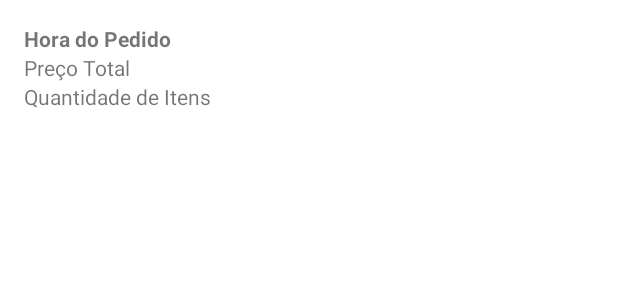
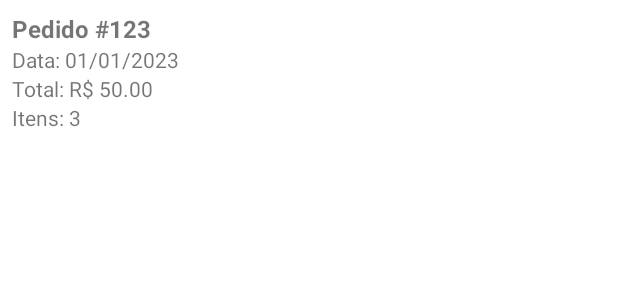
Before and after one commit to juliaretore/CoffeeShop, an Android app: the layout item_order.xml on its own in the app's theme, with its tools: preview values and no code run, on a phone screen of 412 x 824 dp. Shown: the top 300 px of the screen. Run offline under Robolectric (Android 15) with nearby library versions, the phone set to English and light mode, and no system bars.

Commit message:
order funcionando
basico funcionado mas ainda precisa de melhorias

```diff
--- a/app/src/main/java/com/example/coffeeshop/data/LoginDataSource.java
+++ b/app/src/main/java/com/example/coffeeshop/data/LoginDataSource.java
@@ -58,6 +58,7 @@ public class LoginDataSource {
                         System.out.println("Email: " + user.getEmail());
                         System.out.println("Address: " + user.getAddress());
                         System.out.println("Phone: " + user.getPhone());
+                        System.out.println("Orders: " + user.getOrders());
 
                         LoggedInUser loggedInUser = new LoggedInUser(
                                 user.getId(),
@@ -65,7 +66,8 @@ public class LoginDataSource {
                                 user.getUsername(),
                                 user.getEmail(),
                                 user.getAddress(),
-                                user.getPhone()
+                                user.getPhone(),
+                                user.getOrders()
                         );
                         System.out.println("LoginDataSource: Login bem-sucedido para " + loggedInUser.getName());
                         callback.onSuccess(new Result.Success<>(loggedInUser));
--- a/app/src/main/java/com/example/coffeeshop/ui/login/LoginActivity.java
+++ b/app/src/main/java/com/example/coffeeshop/ui/login/LoginActivity.java
@@ -137,6 +137,10 @@ public class LoginActivity extends AppCompatActivity {
         intent.putExtra("USER_PHONE", model.getPhone());
         intent.putExtra("USER_ADDRESS", model.getAddress());
 
+        // Se os pedidos estiverem disponíveis, adicioná-los ao Intent
+        if (model.getOrders() != null) {
+            intent.putExtra("USER_ORDERS", (java.io.Serializable) model.getOrders());
+        }
         // Logs para depuração
         System.out.println("LoginActivity: Dados enviados para MainActivity:");
         System.out.println("USER_ID: " + model.getId());
--- a/app/src/main/java/com/example/coffeeshop/ui/login/LoginViewModel.java
+++ b/app/src/main/java/com/example/coffeeshop/ui/login/LoginViewModel.java
@@ -57,7 +57,8 @@ public class LoginViewModel extends ViewModel {
                                 data.getUsername(),
                                 data.getEmail(),
                                 data.getAddress(),
-                                data.getPhone()
+                                data.getPhone(),
+                                data.getOrders()
                         )
                 ));
             }
--- a/app/src/main/res/layout/item_order.xml
+++ b/app/src/main/res/layout/item_order.xml
@@ -4,24 +4,34 @@
     android:layout_width="match_parent"
     android:layout_height="wrap_content"
     android:orientation="vertical"
-    android:padding="16dp">
+    android:padding="8dp">
 
     <TextView
-        android:id="@+id/textViewOrderTime"
+        android:id="@+id/textViewOrderId"
         android:layout_width="wrap_content"
         android:layout_height="wrap_content"
-        android:text="Hora do Pedido"
-        android:textStyle="bold" />
+        android:text="Pedido #123"
+        android:textStyle="bold"
+        android:textSize="16sp" />
 
     <TextView
-        android:id="@+id/textViewTotalPrice"
+        android:id="@+id/textViewOrderDate"
         android:layout_width="wrap_content"
         android:layout_height="wrap_content"
-        android:text="Preço Total" />
+        android:text="Data: 01/01/2023"
+        android:textSize="14sp" />
+
+    <TextView
+        android:id="@+id/textViewOrderTotal"
+        android:layout_width="wrap_content"
+        android:layout_height="wrap_content"
+        android:text="Total: R$ 50.00"
+        android:textSize="14sp" />
 
     <TextView
         android:id="@+id/textViewItemCount"
         android:layout_width="wrap_content"
         android:layout_height="wrap_content"
-        android:text="Quantidade de Itens" />
+        android:text="Itens: 3"
+        android:textSize="14sp" />
 </LinearLayout>
```
Also changed, not shown: app/src/main/java/com/example/coffeeshop/MainActivity.java (+14 -1 lines), app/src/main/java/com/example/coffeeshop/data/model/LoggedInUser.java (+16 -1 lines), app/src/main/java/com/example/coffeeshop/model/Order.java (+38 -5 lines), app/src/main/java/com/example/coffeeshop/ui/login/LoggedInUserView.java (+15 -1 lines), app/src/main/java/com/example/coffeeshop/ui/orders/OrderAdapter.java (added, +59 -0 lines), app/src/main/java/com/example/coffeeshop/ui/orders/OrderFragment.java (added, +57 -0 lines), app/src/main/res/layout/fragment_order.xml (+14 -8 lines), app/src/main/java/com/example/coffeeshop/ui/orders/OrderResult.java (deleted), 1 other file.
